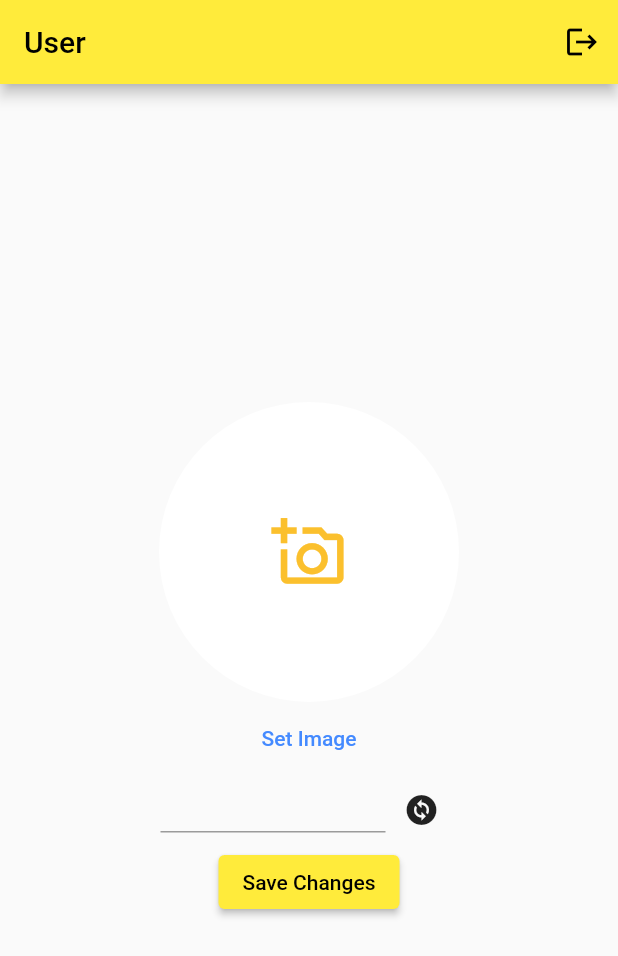
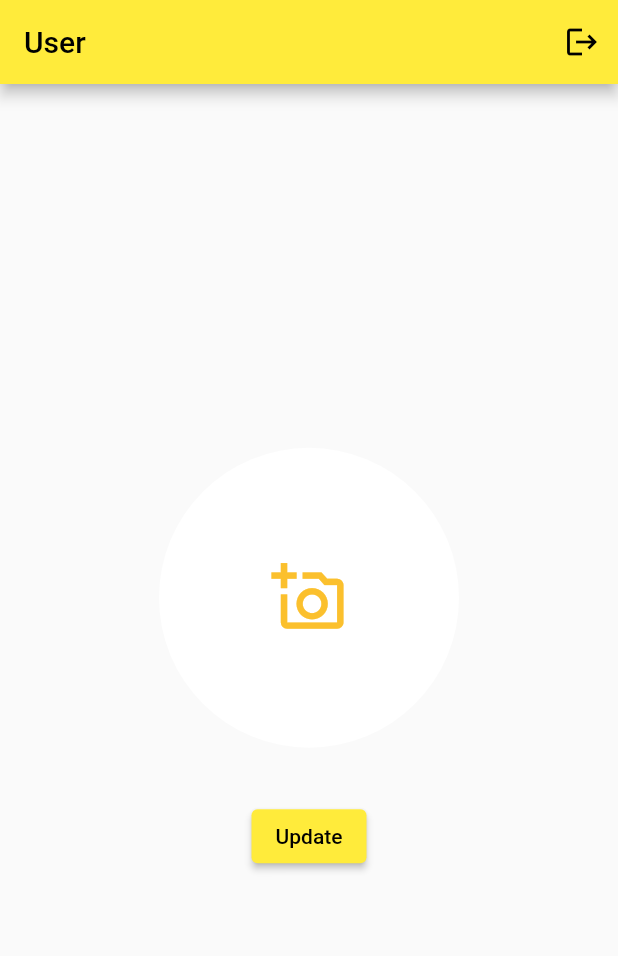
Before and after one commit to Ararchy01/paw_paw_steps, a Flutter app: the UserPage screen opened directly, on a phone screen of 412 x 824 dp. Shown: the top 956 px of the screen. Run offline on Flutter 3.47's test engine with Material 2 defaults, Android fonts, the phone set to English and light mode, and no system bars; our stand-ins replace cloud_firestore, email_validator, firebase_auth, firebase_core, firebase_storage, image_picker; accounts and stored records are empty.

Commit message:
User update page implemented

```diff
--- a/lib/user_page/user_page.dart
+++ b/lib/user_page/user_page.dart
@@ -1,10 +1,7 @@
-import 'dart:io';
-
 import 'package:cloud_firestore/cloud_firestore.dart';
 import 'package:firebase_auth/firebase_auth.dart';
-import 'package:firebase_storage/firebase_storage.dart';
 import 'package:flutter/material.dart';
-import 'package:image_picker/image_picker.dart';
+import 'package:paw_paw_steps/update_user_page/update_user_page.dart';
 import 'package:provider/provider.dart';
 
 import '../domain/Dog.dart';
@@ -27,64 +24,23 @@ class UserPage extends MyPage {
 class _UserPageState extends State<UserPage> {
   late my_user.User _user;
   late my_user.UserState _userState;
-  File? _newImageFile;
-  final _userRef = FirestoreUtil.USER_REF;
   final _dogRef = FirestoreUtil.DOG_REF;
-
-  Future<void> _pickImage() async {
-    final _pickedImage =
-        await ImagePicker().pickImage(source: ImageSource.gallery);
-    if (_pickedImage != null) {
-      setState(() {
-        _newImageFile = File(_pickedImage.path);
-      });
-    }
-  }
 
   Widget get image {
     return SizedBox(
       height: 200,
       width: 200,
-      child: _newImageFile != null
-          ? CircleAvatar(backgroundImage: AssetImage(_newImageFile!.path))
-          : _user.imageUrl.isNotEmpty
-              ? CircleAvatar(backgroundImage: NetworkImage(_user.imageUrl))
-              : const CircleAvatar(
-                  backgroundColor: Colors.white,
-                  child: Icon(Icons.add_a_photo_outlined, size: 50)),
+      child: _user.imageUrl.isNotEmpty
+          ? CircleAvatar(backgroundImage: NetworkImage(_user.imageUrl))
+          : const CircleAvatar(
+              backgroundColor: Colors.white,
+              child: Icon(Icons.add_a_photo_outlined, size: 50)),
     );
   }
 
-  Widget get imageButton {
-    return TextButton(
-        onPressed: () async => await _pickImage(),
-        child: const Text('Set Image',
-            style: TextStyle(color: Colors.blueAccent)));
-  }
-
   Widget get userName {
-    final _controller = TextEditingController(text: _user.name);
-    return Row(
-      mainAxisAlignment: MainAxisAlignment.center,
-      children: [
-        SizedBox(
-          height: 30,
-          width: 150,
-          child: TextField(
-              controller: _controller,
-              style: TextStyle(color: Colors.green, fontSize: 30)),
-        ),
-        IconButton(
-            onPressed: () async {
-              await _userRef
-                  .doc(_user.uid)
-                  .update({'name': _controller.value.text});
-              _user.name = _controller.value.text;
-              _userState.setUser(_user);
-            },
-            icon: Icon(Icons.change_circle))
-      ],
-    );
+    return Text(_user.name,
+        style: const TextStyle(color: Colors.green, fontSize: 30));
   }
 
   Widget get dogs {
@@ -111,20 +67,14 @@ class _UserPageState extends State<UserPage> {
         });
   }
 
-  Widget get save {
+  Widget get update {
     return ElevatedButton(
-        onPressed: () async {
-          if (_newImageFile != null) {
-            final task = await FirebaseStorage.instance
-                .ref('users/{$_user.uid}')
-                .putFile(_newImageFile!);
-            final _imageUrl = await task.ref.getDownloadURL();
-            await _userRef.doc(_user.uid).update({'imageUrl': _imageUrl});
-            _user.imageUrl = _imageUrl;
-            _userState.setUser(_user);
-          }
-        },
-        child: Text('Save Changes'));
+        child: const Text('Update'),
+        onPressed: () => showModalBottomSheet(
+            isScrollControlled: true,
+            context: context,
+            shape: const CircleBorder(),
+            builder: (context) => UpdateUserPage()));
   }
 
   @override
@@ -150,7 +100,7 @@ class _UserPageState extends State<UserPage> {
       body: Center(
         child: Column(
           mainAxisAlignment: MainAxisAlignment.center,
-          children: [image, imageButton, userName, dogs, save],
+          children: [image, userName, dogs, update],
         ),
       ),
     );
```
Also changed, not shown: lib/dogs_page/walk_history.dart (+9 -2 lines), lib/update_user_page/update_user_page.dart (added, +98 -0 lines).
